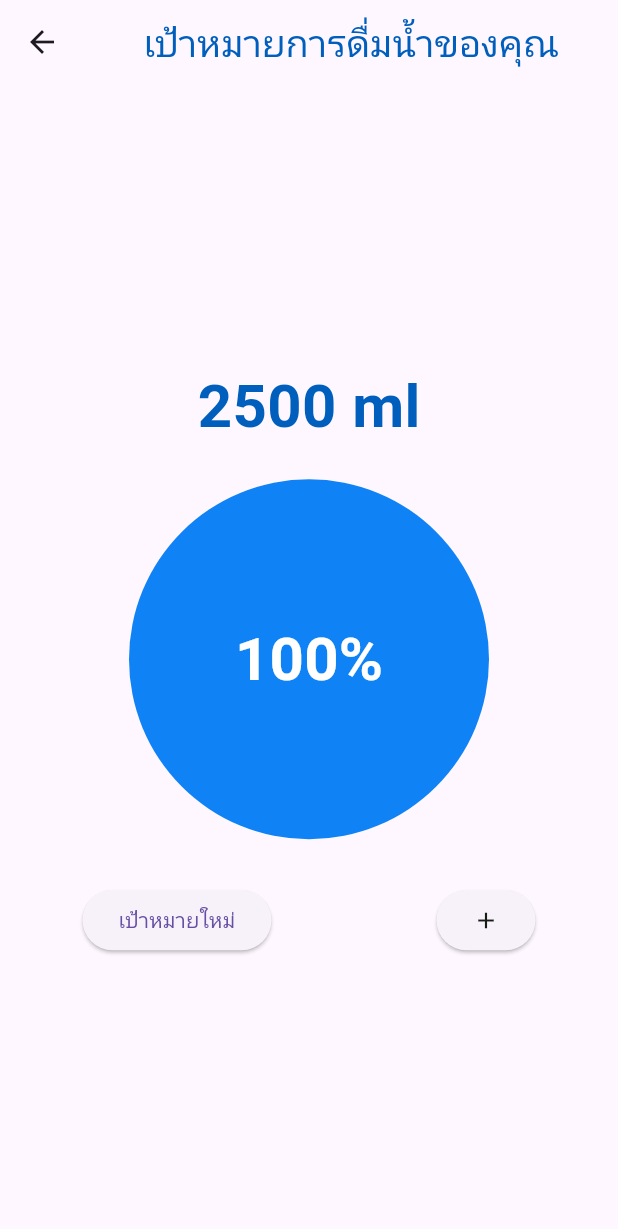
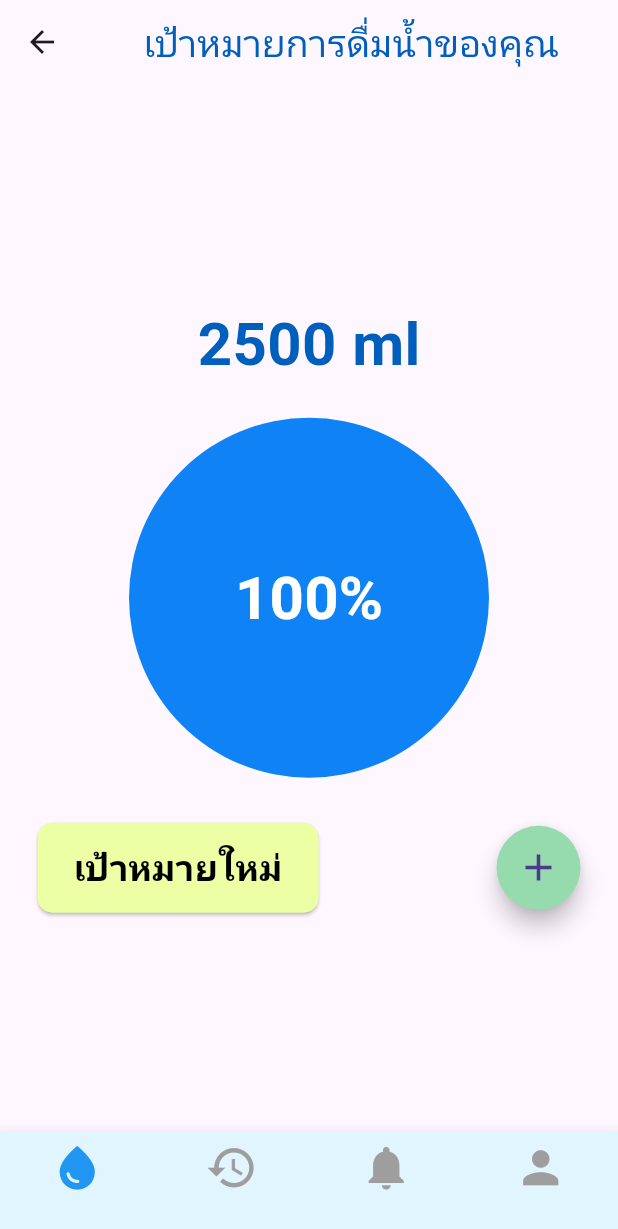
Before and after one commit to 64160056/Project_app, a Flutter app: the WaterTrack screen opened directly, on a phone screen of 412 x 824 dp. Shown: the top 1229 px of the screen. Run offline on Flutter 3.47's test engine with Material 3 defaults, Android fonts, the phone set to English and light mode, and no system bars; our stand-ins replace get.

Commit message:
eidt water track view

```diff
--- /dev/null
+++ b/water_tracking_app/lib/app/modules/home/views/water_track.dart
@@ -0,0 +1,120 @@
+import 'package:flutter/material.dart';
+import 'package:water_tracking_app/app/modules/home/views/add_weter.dart';
+
+class WaterTrack extends StatelessWidget {
+  static const String nameRoute = '/water_track';
+
+  @override
+  Widget build(BuildContext context) {
+    return Scaffold(
+      appBar: AppBar(
+        title: Center(
+            child: Text(
+          'เป้าหมายการดื่มน้ำของคุณ',
+          style:
+              TextStyle(fontSize: 25, color: Color.fromARGB(255, 0, 94, 188)),
+        )),
+      ),
+      body: Center(
+        child: Column(
+          mainAxisAlignment: MainAxisAlignment.center,
+          children: [
+            Text(
+              '2500 ml',
+              style: TextStyle(
+                fontSize: 40,
+                color: Color.fromARGB(255, 0, 94, 188),
+                fontWeight: FontWeight.bold,
+              ),
+            ),
+            SizedBox(height: 20),
+            CircleAvatar(
+              radius: 120,
+              backgroundColor: Color.fromARGB(255, 15, 130, 245),
+              child: Text(
+                '100%',
+                style: TextStyle(
+                  fontSize: 40,
+                  fontWeight: FontWeight.bold,
+                  color: Colors.white,
+                ),
+              ),
+            ),
+            SizedBox(
+              height: 30,
+            ),
+            Padding(
+              padding: const EdgeInsets.symmetric(
+                  horizontal: 25.0), // เว้นระยะห่างจากขอบซ้ายและขวา
+              child: Row(
+                mainAxisAlignment: MainAxisAlignment.spaceBetween,
+                children: [
+                  ElevatedButton(
+                    onPressed: () {
+                      // Handle button click
+                    },
+                    style: ElevatedButton.styleFrom(
+                      backgroundColor:
+                          Color.fromARGB(255, 236, 255, 165), // พื้นหลังปุ่ม
+                      shape: RoundedRectangleBorder(
+                        borderRadius: BorderRadius.circular(10),
+                      ),
+                      minimumSize:
+                          Size(150, 60), // กำหนดขนาดปุ่ม (width, height)
+                    ),
+                    child: Text(
+                      'เป้าหมายใหม่',
+                      style: TextStyle(
+                          color: Colors.black,
+                          fontSize: 24,
+                          fontWeight: FontWeight.bold),
+                    ),
+                  ),
+                  FloatingActionButton(
+                    onPressed: () {
+                      Navigator.pushNamed(context, AddWeter.nameRoute);
+                    },
+                    backgroundColor: const Color.fromARGB(255, 149, 219, 173),
+                    child: Icon(
+                      Icons.add,
+                      size: 30,
+                    ),
+                    shape: RoundedRectangleBorder(
+                      borderRadius: BorderRadius.circular(
+                          50), // ให้แน่ใจว่ามีขอบโค้งเป็นวงกลม
+                    ),
+                  ),
+                ],
+              ),
+            ),
+          ],
+        ),
+      ),
+      bottomNavigationBar: BottomNavigationBar(
+        type: BottomNavigationBarType.fixed,
+        backgroundColor: Colors.lightBlue[50],
+        iconSize: 35,
+        selectedItemColor: Colors.blue,
+        unselectedItemColor: Colors.grey,
+        items: [
+          BottomNavigationBarItem(
+            icon: Icon(Icons.water_drop),
+            label: '',
+          ),
+          BottomNavigationBarItem(
+            icon: Icon(Icons.history),
+            label: '',
+          ),
+          BottomNavigationBarItem(
+            icon: Icon(Icons.notifications),
+            label: '',
+          ),
+          BottomNavigationBarItem(
+            icon: Icon(Icons.person),
+            label: '',
+          ),
+        ],
+      ),
+    );
+  }
+}
--- a/water_tracking_app/lib/water_track.dart
+++ /dev/null
@@ -1,73 +0,0 @@
-import 'package:flutter/material.dart';
-import 'package:water_tracking_app/add_weter.dart';
-
-class WaterTrack extends StatelessWidget {
-  static const String nameRoute = '/water_track';
-
-
-
-  @override
-  Widget build(BuildContext context) {
-    return Scaffold(
-      appBar: AppBar(
-        title: Center(
-            child: Text(
-          'เป้าหมายการดื่มน้ำของคุณ',
-          style:
-              TextStyle(fontSize: 25, color: Color.fromARGB(255, 0, 94, 188)),
-        )),
-      ),
-      body: Center(
-        child: Column(
-          mainAxisAlignment: MainAxisAlignment.center,
-          children: [
-            Text(
-              '2500 ml',
-              style: TextStyle(
-                fontSize: 40,
-                color: Color.fromARGB(255, 0, 94, 188),
-                fontWeight: FontWeight.bold,
-              ),
-            ),
-            SizedBox(height: 20),
-            CircleAvatar(
-              radius: 120,
-              backgroundColor: Color.fromARGB(255, 15, 130, 245),
-              child: Text(
-                '100%',
-                style: TextStyle(
-                  fontSize: 40,
-                  fontWeight: FontWeight.bold,
-                  color: Colors.white,
-                ),
-              ),
-            ),
-            SizedBox(
-              height: 30,
-            ),
-            Row(
-              mainAxisAlignment: MainAxisAlignment.spaceAround,
-              children: [
-                ElevatedButton(
-                  onPressed: () {
-                    // กดตั้งเป้าหมายใหม่
-                  },
-                  child: Text('เป้าหมายใหม่'),
-                ),
-                ElevatedButton(
-                  onPressed: () {
-                    Navigator.pushNamed(context, AddWeter.nameRoute);
-                  },
-
-
-                  child: Icon(Icons.add,color: Color.fromARGB(255, 22, 27, 19), ),
-                ),
-              ],
-            ),
-          ],
-        ),
-      ),
-
-    );
-  }
-}
```
Also changed, not shown: water_tracking_app/lib/app/modules/home/views/add_weter.dart (renamed from water_tracking_app/lib/add_weter.dart, +6 -4 lines), water_tracking_app/lib/cups_page.dart (added, +78 -0 lines).
